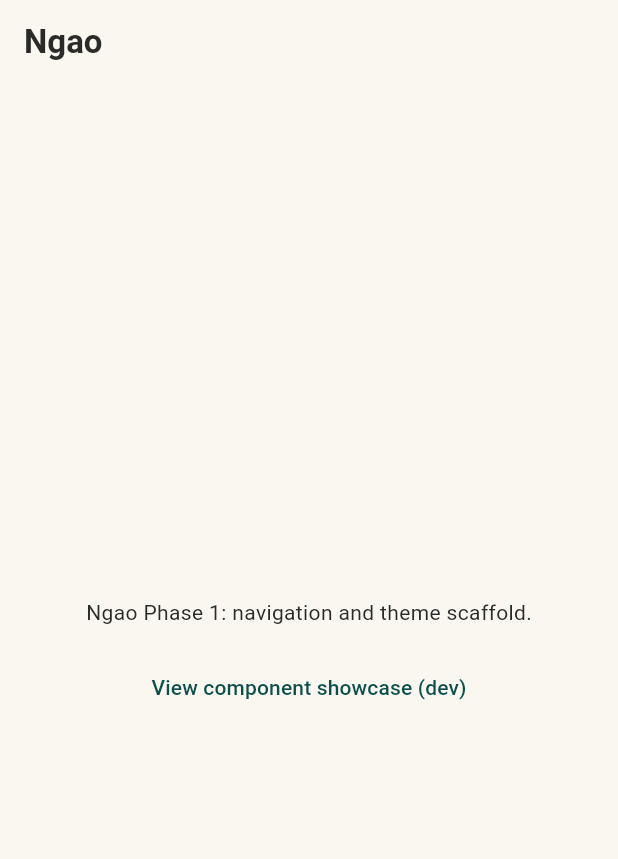
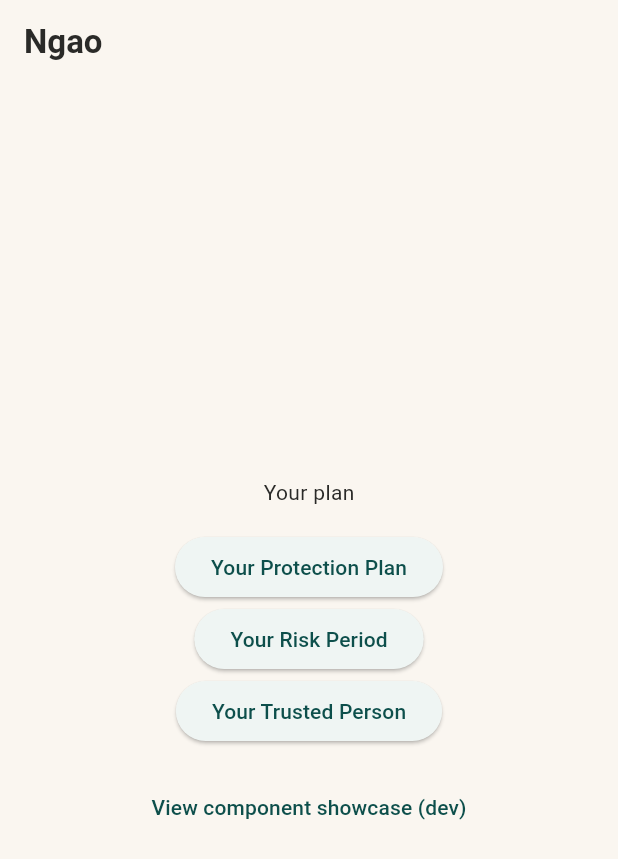
Before and after one commit to M-mutua/ngao, a Flutter app: the HomeScreen screen opened by its route, on a phone screen of 412 x 824 dp. Shown: the top 859 px of the screen. Run offline on Flutter 3.47's test engine with Material 3 defaults, Android fonts, the phone set to English and light mode, and no system bars; our stand-ins replace drift, drift_flutter, go_router; accounts and stored records are empty; generated files the repository leaves out were written again.

Commit message:
feat(navigation): add returnToHome parameter to navigation routes

```diff
--- a/lib/app/router.dart
+++ b/lib/app/router.dart
@@ -30,18 +30,21 @@ class AppRouter {
         builder: (context, state) => ProtectionPlanScreen(
           protectionPlanRepository: protectionPlanRepository,
           riskWindowRepository: riskWindowRepository,
+          returnToHome: state.uri.queryParameters['returnToHome'] == 'true',
         ),
       ),
       GoRoute(
         path: '/risk-period',
         builder: (context, state) => RiskPeriodScreen(
           riskWindowRepository: riskWindowRepository,
+          returnToHome: state.uri.queryParameters['returnToHome'] == 'true',
         ),
       ),
       GoRoute(
         path: '/trusted-person',
         builder: (context, state) => TrustedPersonScreen(
           trustedContactRepository: trustedContactRepository,
+          returnToHome: state.uri.queryParameters['returnToHome'] == 'true',
         ),
       ),
       GoRoute(
--- a/lib/features/home/home_screen.dart
+++ b/lib/features/home/home_screen.dart
@@ -12,7 +12,20 @@ class HomeScreen extends StatelessWidget {
         child: Column(
           mainAxisSize: MainAxisSize.min,
           children: [
-            const Text('Ngao Phase 1: navigation and theme scaffold.'),
+            const Text('Your plan'),
+            const SizedBox(height: 16),
+            ElevatedButton(
+              onPressed: () => context.go('/protection-plan?returnToHome=true'),
+              child: const Text('Your Protection Plan'),
+            ),
+            ElevatedButton(
+              onPressed: () => context.go('/risk-period?returnToHome=true'),
+              child: const Text('Your Risk Period'),
+            ),
+            ElevatedButton(
+              onPressed: () => context.go('/trusted-person?returnToHome=true'),
+              child: const Text('Your Trusted Person'),
+            ),
             const SizedBox(height: 16),
             TextButton(
               onPressed: () => context.push('/showcase'),
--- a/lib/features/protection/protection_plan_screen.dart
+++ b/lib/features/protection/protection_plan_screen.dart
@@ -22,10 +22,12 @@ class ProtectionPlanScreen extends StatefulWidget {
     super.key,
     required this.protectionPlanRepository,
     required this.riskWindowRepository,
+    this.returnToHome = false,
   });
 
   final ProtectionPlanRepository protectionPlanRepository;
   final RiskWindowRepository riskWindowRepository;
+  final bool returnToHome;
 
   @override
   State<ProtectionPlanScreen> createState() => _ProtectionPlanScreenState();
@@ -122,7 +124,9 @@ class _ProtectionPlanScreenState extends State<ProtectionPlanScreen> {
 
     try {
       await widget.protectionPlanRepository.save(plan);
-      if (mounted) context.go('/risk-period');
+      if (mounted) {
+        context.go(widget.returnToHome ? '/home' : '/risk-period');
+      }
     } catch (_) {
       if (!mounted) return;
       setState(() {
--- a/lib/features/trusted_person/trusted_person_screen.dart
+++ b/lib/features/trusted_person/trusted_person_screen.dart
@@ -18,9 +18,11 @@ class TrustedPersonScreen extends StatefulWidget {
   const TrustedPersonScreen({
     super.key,
     required this.trustedContactRepository,
+    this.returnToHome = false,
   });
 
   final TrustedContactRepository trustedContactRepository;
+  final bool returnToHome;
 
   @override
   State<TrustedPersonScreen> createState() => _TrustedPersonScreenState();
@@ -90,7 +92,9 @@ class _TrustedPersonScreenState extends State<TrustedPersonScreen> {
                   children: [
                     IconButton(
                       tooltip: 'Back',
-                      onPressed: () => context.go('/risk-period'),
+                      onPressed: () => context.go(
+                        widget.returnToHome ? '/home' : '/risk-period',
+                      ),
                       icon: const Icon(Icons.arrow_back),
                     ),
                     const Expanded(
```
Also changed, not shown: lib/features/risk/risk_period_screen.dart (+10 -2 lines).
